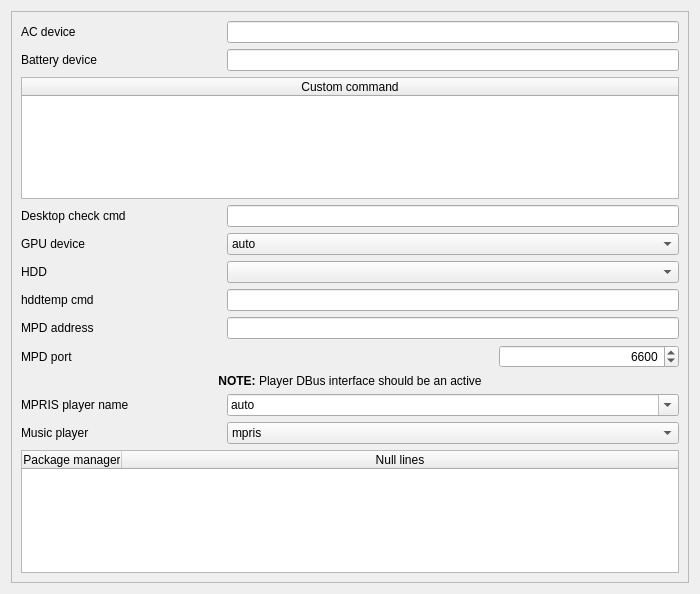
Old version of the form sources/awesome-widget/deconfig.ui in the repository arcan1s/awesome-widgets.
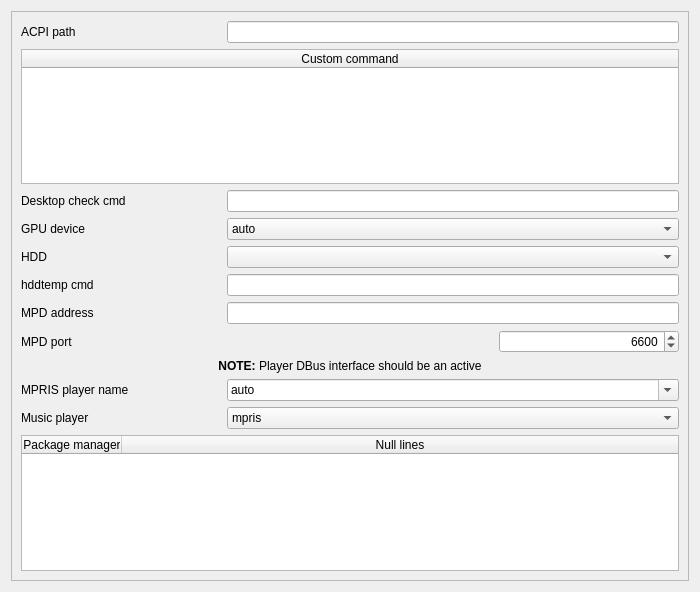
New version of the form.

Diff of the .ui file:
```diff
--- a/sources/awesome-widget/deconfig.ui
+++ b/sources/awesome-widget/deconfig.ui
@@ -7,7 +7,7 @@
     <x>0</x>
     <y>0</y>
     <width>700</width>
-    <height>594</height>
+    <height>592</height>
    </rect>
   </property>
   <property name="sizePolicy">
@@ -43,11 +43,11 @@
         <x>0</x>
         <y>0</y>
         <width>684</width>
-        <height>578</height>
+        <height>576</height>
        </rect>
       </property>
       <layout class="QGridLayout" name="gridLayout">
-       <item row="5" column="0">
+       <item row="4" column="0">
         <layout class="QHBoxLayout" name="layout_hdddev">
          <item>
           <widget class="QLabel" name="label_hdddev">
@@ -80,7 +80,7 @@
          </item>
         </layout>
        </item>
-       <item row="8" column="0">
+       <item row="7" column="0">
         <layout class="QHBoxLayout" name="layout_mpdport">
          <item>
           <widget class="QLabel" name="label_mpdport">
@@ -135,7 +135,7 @@
          </item>
         </layout>
        </item>
-       <item row="4" column="0">
+       <item row="3" column="0">
         <layout class="QHBoxLayout" name="layout_gpudev">
          <item>
           <widget class="QLabel" name="label_gpudev">
@@ -188,7 +188,7 @@
          </item>
         </layout>
        </item>
-       <item row="12" column="0">
+       <item row="11" column="0">
         <spacer name="spacer_dataengine">
          <property name="orientation">
           <enum>Qt::Vertical</enum>
@@ -201,7 +201,7 @@
          </property>
         </spacer>
        </item>
-       <item row="6" column="0">
+       <item row="5" column="0">
         <layout class="QHBoxLayout" name="layout_hddtempCmd">
          <item>
           <widget class="QLabel" name="label_hddtempCmd">
@@ -225,7 +225,7 @@
          </item>
         </layout>
        </item>
-       <item row="10" column="0">
+       <item row="9" column="0">
         <layout class="QHBoxLayout" name="layout_playerSelect">
          <item>
           <widget class="QLabel" name="label_playerSelect">
@@ -268,7 +268,7 @@
          </item>
         </layout>
        </item>
-       <item row="7" column="0">
+       <item row="6" column="0">
         <layout class="QHBoxLayout" name="layout_mpdaddress">
          <item>
           <widget class="QLabel" name="label_mpdaddress">
@@ -292,7 +292,7 @@
          </item>
         </layout>
        </item>
-       <item row="3" column="0">
+       <item row="2" column="0">
         <layout class="QHBoxLayout" name="layout_desktopCmd">
          <item>
           <widget class="QLabel" name="label_desktopCmd">
@@ -316,7 +316,7 @@
          </item>
         </layout>
        </item>
-       <item row="9" column="0">
+       <item row="8" column="0">
         <layout class="QVBoxLayout" name="layout_mpris">
          <item>
           <widget class="QLabel" name="label_mprisInfo">
@@ -406,7 +406,7 @@
          </item>
         </layout>
        </item>
-       <item row="11" column="0">
+       <item row="10" column="0">
         <layout class="QVBoxLayout" name="layout_pkgCommand">
          <item>
           <widget class="QTableWidget" name="tableWidget_pkgCommand">
@@ -440,7 +440,7 @@
          </item>
         </layout>
        </item>
-       <item row="2" column="0">
+       <item row="1" column="0">
         <widget class="QTableWidget" name="tableWidget_customCommand">
          <property name="contextMenuPolicy">
           <enum>Qt::CustomContextMenu</enum>
@@ -462,30 +462,6 @@
          </column>
         </widget>
        </item>
-       <item row="1" column="0">
-        <layout class="QHBoxLayout" name="layout_batdev">
-         <item>
-          <widget class="QLabel" name="label_batdev">
-           <property name="minimumSize">
-            <size>
-             <width>200</width>
-             <height>0</height>
-            </size>
-           </property>
-           <property name="text">
-            <string>Battery device</string>
-           </property>
-          </widget>
-         </item>
-         <item>
-          <widget class="QLineEdit" name="lineEdit_batdev">
-           <property name="toolTip">
-            <string>&quot;/sys/class/power_supply/BAT0/capacity&quot; by default</string>
-           </property>
-          </widget>
-         </item>
-        </layout>
-       </item>
        <item row="0" column="0">
         <layout class="QHBoxLayout" name="layout_acdev">
          <item>
@@ -497,7 +473,7 @@
             </size>
            </property>
            <property name="text">
-            <string>AC device</string>
+            <string>ACPI path</string>
            </property>
           </widget>
          </item>
```
Left out of the diff: 8 changed lines with no effect on the pictures.
